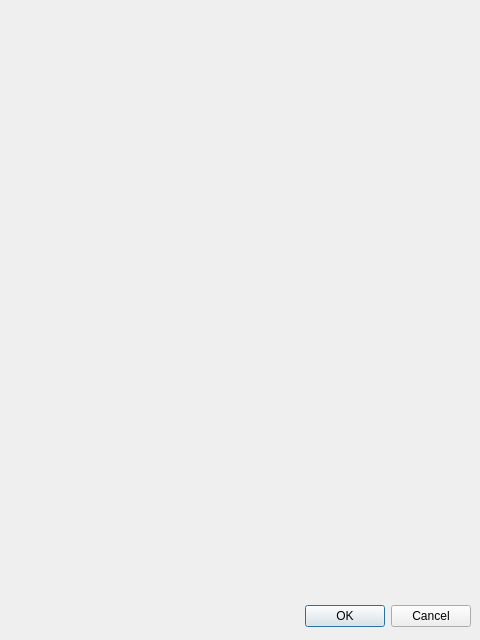
First picture: the form in configdialog.ui, repository g-jouret/projetTetris, before the edit.
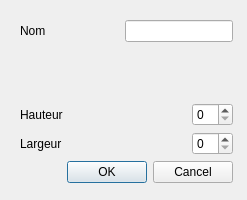
Second picture: the form after the edit.

The edit to the form file:
```diff
--- a/configdialog.ui
+++ b/configdialog.ui
@@ -5,28 +5,132 @@
    <rect>
     <x>0</x>
     <y>0</y>
-    <width>480</width>
-    <height>640</height>
+    <width>247</width>
+    <height>200</height>
    </rect>
   </property>
   <property name="windowTitle">
    <string>Dialog</string>
   </property>
-  <widget class="QDialogButtonBox" name="buttonBox">
+  <widget class="QWidget" name="layoutWidget">
    <property name="geometry">
     <rect>
-     <x>10</x>
-     <y>600</y>
-     <width>461</width>
-     <height>32</height>
+     <x>20</x>
+     <y>20</y>
+     <width>213</width>
+     <height>163</height>
     </rect>
    </property>
-   <property name="orientation">
-    <enum>Qt::Horizontal</enum>
-   </property>
-   <property name="standardButtons">
-    <set>QDialogButtonBox::Cancel|QDialogButtonBox::Ok</set>
-   </property>
+   <layout class="QVBoxLayout" name="verticalLayout_2">
+    <item>
+     <layout class="QVBoxLayout" name="verticalLayout">
+      <item>
+       <layout class="QHBoxLayout" name="horizontalLayout">
+        <item>
+         <widget class="QLabel" name="lbName">
+          <property name="text">
+           <string>Nom</string>
+          </property>
+         </widget>
+        </item>
+        <item>
+         <spacer name="horizontalSpacer">
+          <property name="orientation">
+           <enum>Qt::Horizontal</enum>
+          </property>
+          <property name="sizeHint" stdset="0">
+           <size>
+            <width>40</width>
+            <height>20</height>
+           </size>
+          </property>
+         </spacer>
+        </item>
+        <item>
+         <widget class="QLineEdit" name="leName"/>
+        </item>
+       </layout>
+      </item>
+      <item>
+       <spacer name="verticalSpacer">
+        <property name="orientation">
+         <enum>Qt::Vertical</enum>
+        </property>
+        <property name="sizeHint" stdset="0">
+         <size>
+          <width>20</width>
+          <height>40</height>
+         </size>
+        </property>
+       </spacer>
+      </item>
+      <item>
+       <layout class="QHBoxLayout" name="horizontalLayout_2">
+        <item>
+         <widget class="QLabel" name="lbHeight">
+          <property name="text">
+           <string>Hauteur</string>
+          </property>
+         </widget>
+        </item>
+        <item>
+         <spacer name="horizontalSpacer_2">
+          <property name="orientation">
+           <enum>Qt::Horizontal</enum>
+          </property>
+          <property name="sizeHint" stdset="0">
+           <size>
+            <width>40</width>
+            <height>20</height>
+           </size>
+          </property>
+         </spacer>
+        </item>
+        <item>
+         <widget class="QSpinBox" name="sbHeight"/>
+        </item>
+       </layout>
+      </item>
+      <item>
+       <layout class="QHBoxLayout" name="horizontalLayout_3">
+        <item>
+         <widget class="QLabel" name="lbWidth">
+          <property name="text">
+           <string>Largeur</string>
+          </property>
+         </widget>
+        </item>
+        <item>
+         <spacer name="horizontalSpacer_3">
+          <property name="orientation">
+           <enum>Qt::Horizontal</enum>
+          </property>
+          <property name="sizeHint" stdset="0">
+           <size>
+            <width>40</width>
+            <height>20</height>
+           </size>
+          </property>
+         </spacer>
+        </item>
+        <item>
+         <widget class="QSpinBox" name="sbWidth"/>
+        </item>
+       </layout>
+      </item>
+     </layout>
+    </item>
+    <item>
+     <widget class="QDialogButtonBox" name="buttonBox">
+      <property name="orientation">
+       <enum>Qt::Horizontal</enum>
+      </property>
+      <property name="standardButtons">
+       <set>QDialogButtonBox::Cancel|QDialogButtonBox::Ok</set>
+      </property>
+     </widget>
+    </item>
+   </layout>
   </widget>
  </widget>
  <resources/>
```
Left out of the diff: 3 changed lines with no effect on the pictures.
